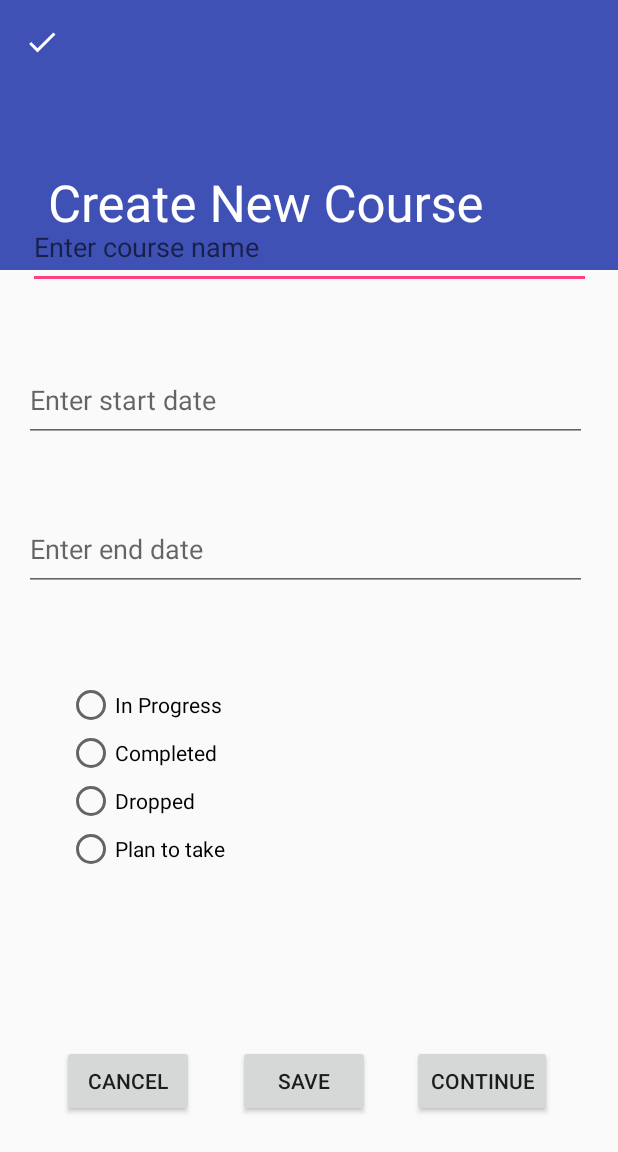
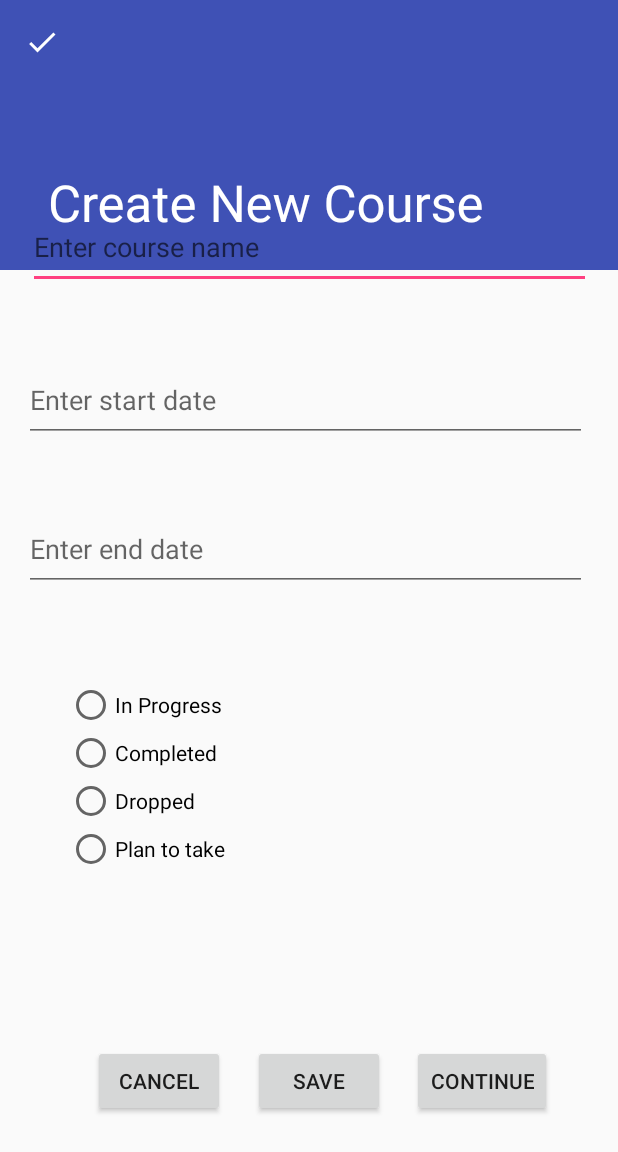
Before and after one commit to AprilC1983/C196MobileApp, an Android app: the CourseEditorActivity screen opened directly, with no data from a screen before it, on a phone screen of 412 x 824 dp. Shown: the top 1152 px of the screen. Run offline under Robolectric (Android 15) with nearby library versions, the phone set to English and light mode, and no system bars; our stand-ins replace ButterKnife.

Commit message:
Continue button from term editing screen now displays proper course editing screen. Cosmetic adjustments needed.

```diff
--- a/app/src/main/res/layout/course_content_editor.xml
+++ b/app/src/main/res/layout/course_content_editor.xml
@@ -9,7 +9,7 @@
     <EditText
         android:id="@+id/course_text"
         android:layout_width="375dp"
-        android:layout_height="55dp"
+        android:layout_height="@dimen/text_height"
         android:layout_margin="@dimen/text_margin"
         android:layout_marginBottom="4dp"
         android:autofillHints=""
@@ -26,7 +26,7 @@
     <EditText
         android:id="@+id/course_start_text"
         android:layout_width="375dp"
-        android:layout_height="55dp"
+        android:layout_height="@dimen/text_height"
         android:layout_margin="@dimen/text_margin"
         android:layout_marginBottom="4dp"
         android:autofillHints=""
@@ -43,7 +43,7 @@
     <EditText
         android:id="@+id/course_end_text"
         android:layout_width="375dp"
-        android:layout_height="55dp"
+        android:layout_height="@dimen/text_height"
         android:layout_margin="@dimen/text_margin"
         android:layout_marginBottom="4dp"
         android:autofillHints=""
@@ -97,9 +97,10 @@
         android:layout_width="wrap_content"
         android:layout_height="wrap_content"
         android:text="@string/cancel"
+        android:layout_marginLeft="44dp"
         app:layout_constraintBottom_toBottomOf="parent"
         app:layout_constraintEnd_toStartOf="@+id/save_btn"
-        app:layout_constraintHorizontal_bias="0.586"
+        app:layout_constraintHorizontal_bias="0.4"
         app:layout_constraintStart_toStartOf="parent"
         app:layout_constraintTop_toBottomOf="@+id/radioGroup" />
 
@@ -107,9 +108,12 @@
         android:id="@+id/save_btn"
         android:layout_width="wrap_content"
         android:layout_height="wrap_content"
-        android:layout_marginEnd="28dp"
-        android:layout_marginRight="28dp"
+
+        android:layout_marginEnd="0dp"
+        android:layout_marginRight="0dp"
+
         android:text="@string/save"
+        app:layout_constraintStart_toEndOf="@id/cancel_btn"
         app:layout_constraintBottom_toBottomOf="parent"
         app:layout_constraintEnd_toStartOf="@+id/save_and_continue_btn"
         app:layout_constraintTop_toBottomOf="@+id/radioGroup" />
@@ -118,7 +122,7 @@
         android:id="@+id/save_and_continue_btn"
         android:layout_width="wrap_content"
         android:layout_height="wrap_content"
-        android:layout_marginEnd="44dp"
+        android:layout_marginLeft="44dp"
         android:layout_marginRight="44dp"
         android:text="@string/save_and_continue"
         app:layout_constraintBottom_toBottomOf="parent"
--- a/app/src/main/res/values/dimens.xml
+++ b/app/src/main/res/values/dimens.xml
@@ -4,4 +4,5 @@
     <dimen name="list_fab_margin">8dp</dimen>
     <dimen name="app_bar_height">180dp</dimen>
     <dimen name="text_margin">16dp</dimen>
+    <dimen name="text_height">55dp</dimen>
 </resources>
```
